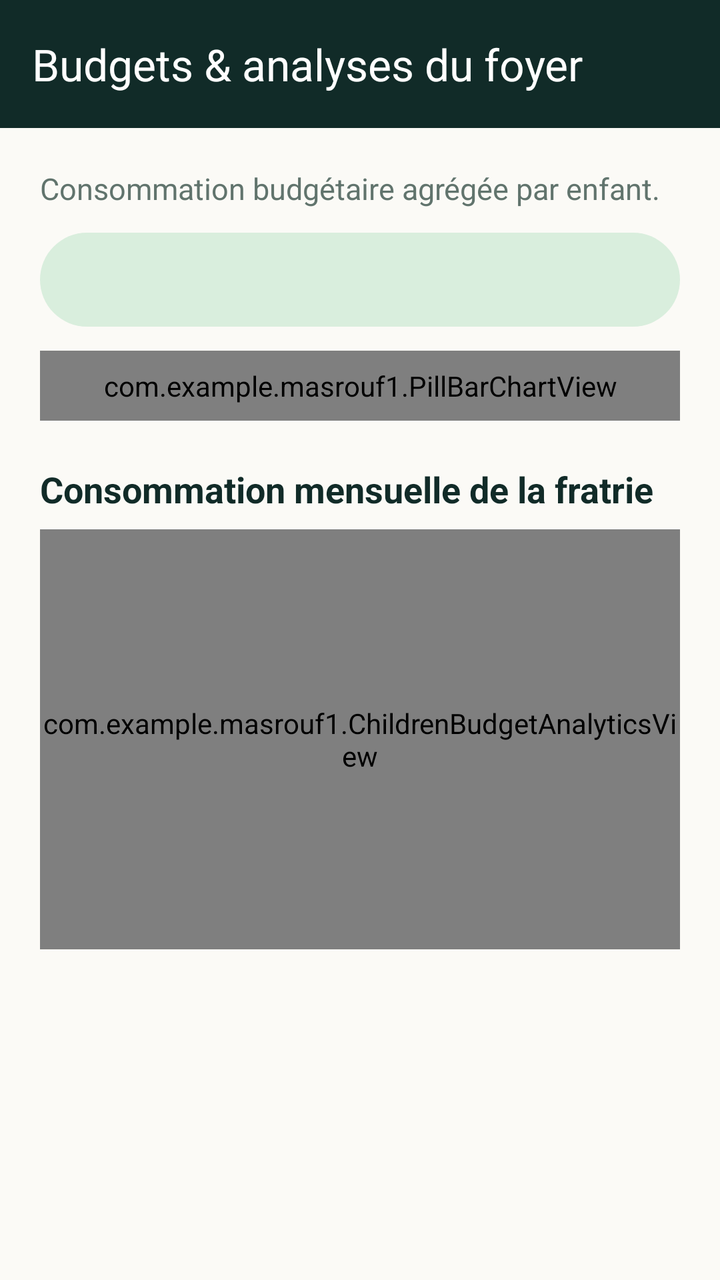
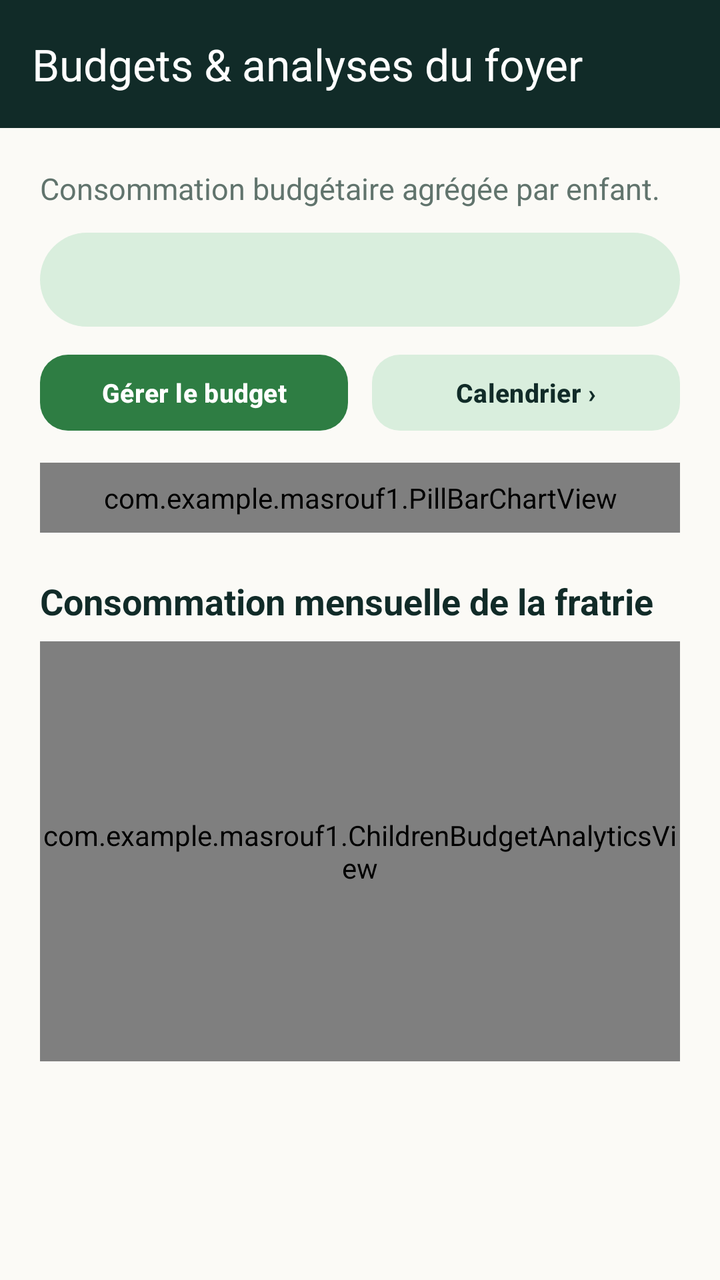

Screens rendered from an Android XML layout before and after an edit, with the pre-edit source and the edit as a unified diff.
<!-- AndroidManifest.xml: application theme Theme.Masrouf1 -->
<!-- res/layout/activity_family_budgets_analytics.xml -->
<?xml version="1.0" encoding="utf-8"?>
<androidx.coordinatorlayout.widget.CoordinatorLayout xmlns:android="http://schemas.android.com/apk/res/android" xmlns:app="http://schemas.android.com/apk/res-auto" android:layout_width="match_parent" android:layout_height="match_parent" android:background="@color/cream" android:fitsSystemWindows="true">
    <com.google.android.material.appbar.AppBarLayout android:layout_width="match_parent" android:layout_height="wrap_content" android:background="@color/forest">
        <com.google.android.material.appbar.MaterialToolbar android:id="@+id/family_analytics_toolbar" android:layout_width="match_parent" android:layout_height="?attr/actionBarSize" app:title="@string/family_analytics_title" app:titleTextColor="@color/alabaster" app:navigationIconTint="@color/alabaster" />
    </com.google.android.material.appbar.AppBarLayout>
    <androidx.core.widget.NestedScrollView android:layout_width="match_parent" android:layout_height="match_parent" android:fillViewport="true" app:layout_behavior="@string/appbar_scrolling_view_behavior">
        <LinearLayout android:layout_width="match_parent" android:layout_height="wrap_content" android:orientation="vertical" android:padding="20dp">
            <TextView android:layout_width="match_parent" android:layout_height="wrap_content" android:text="@string/family_analytics_summary" android:textColor="@color/muted_green" android:textSize="15sp" />
            <TextView android:id="@+id/family_global_summary" android:layout_width="match_parent" android:layout_height="wrap_content" android:layout_marginTop="12dp" android:background="@drawable/badge_background" android:padding="14dp" android:textColor="@color/forest" android:textStyle="bold" />
            <com.example.masrouf1.PillBarChartView android:id="@+id/family_child_pills" android:layout_width="match_parent" android:layout_height="wrap_content" android:layout_marginTop="12dp" android:padding="8dp" />
            <TextView android:layout_width="match_parent" android:layout_height="wrap_content" android:layout_marginTop="22dp" android:text="@string/family_trend_title" android:textColor="@color/forest" android:textSize="18sp" android:textStyle="bold" />
            <com.example.masrouf1.ChildrenBudgetAnalyticsView android:id="@+id/family_monthly_trend" android:layout_width="match_parent" android:layout_height="210dp" android:layout_marginTop="8dp" />
        </LinearLayout>
    </androidx.core.widget.NestedScrollView>
</androidx.coordinatorlayout.widget.CoordinatorLayout>
<!-- resources referenced by this layout -->
<resources>
  <color name="alabaster">#FFFFFF</color>
  <color name="cream">#FBFAF6</color>
  <color name="forest">#112B28</color>
  <color name="muted_green">#61746D</color>
  <!-- drawable badge_background (drawable) -->
  <shape xmlns:android="http://schemas.android.com/apk/res/android" android:shape="rectangle">
      <solid android:color="@color/mint" />
      <corners android:radius="28dp" />
  </shape>
  <string name="family_analytics_summary">Consommation budgétaire agrégée par enfant.</string>
  <string name="family_analytics_title">Budgets &amp; analyses du foyer</string>
  <string name="family_trend_title">Consommation mensuelle de la fratrie</string>
  <style name="Theme.Masrouf1" parent="Base.Theme.Masrouf1" />
  <color name="mint">#D9EEDD</color>
  <color name="emerald">#2E7D43</color>
  <color name="mint_light">#D9EEDD</color>
  <color name="mint_accent">#85B8A5</color>
  <color name="coral">#DC7770</color>
  <color name="card_border">#E2E7DF</color>
  <style name="Widget.Masrouf.TextInputLayout" parent="Widget.Material3.TextInputLayout.OutlinedBox">
          <item name="boxBackgroundColor">@color/alabaster</item>
          <item name="boxStrokeColor">@color/text_input_stroke_color</item>
          <item name="hintEnabled">false</item>
          <item name="hintTextColor">@color/text_input_label_color</item>
          <item name="android:textColorHint">@color/muted_green</item>
          <item name="boxCornerRadiusTopStart">12dp</item>
          <item name="boxCornerRadiusTopEnd">12dp</item>
          <item name="boxCornerRadiusBottomStart">12dp</item>
          <item name="boxCornerRadiusBottomEnd">12dp</item>
      </style>
  <style name="Widget.Masrouf.Chip" parent="Widget.Material3.Chip.Filter">
          <item name="chipBackgroundColor">@color/chip_background_color</item>
          <item name="chipStrokeColor">@color/chip_stroke_color</item>
          <item name="chipStrokeWidth">1dp</item>
          <item name="android:textColor">@color/forest</item>
          <item name="checkedIconTint">@color/emerald</item>
      </style>
  <style name="Widget.Masrouf.Button.Outlined" parent="Widget.Material3.Button.OutlinedButton">
          <item name="android:textColor">@color/forest</item>
          <item name="strokeColor">@color/forest</item>
          <item name="iconTint">@color/forest</item>
      </style>
  <style name="ThemeOverlay.Masrouf.AlertDialog" parent="ThemeOverlay.Material3.MaterialAlertDialog">
          <item name="colorPrimary">@color/forest</item>
          <item name="colorSecondary">@color/emerald</item>
          <item name="colorSurface">@color/alabaster</item>
          <item name="colorSurfaceContainerHigh">@color/alabaster</item>
          <item name="buttonBarPositiveButtonStyle">@style/Widget.Masrouf.DialogButton</item>
          <item name="buttonBarNegativeButtonStyle">@style/Widget.Masrouf.DialogButton</item>
          <item name="buttonBarNeutralButtonStyle">@style/Widget.Masrouf.DialogButton</item>
      </style>
  <style name="Widget.Masrouf.EditText" parent="Widget.AppCompat.EditText">
          <item name="android:textColor">@color/ink</item>
          <item name="android:textColorHint">@color/muted_green</item>
      </style>
  <color name="ink">#112B28</color>
  <style name="Widget.Masrouf.Button.Material" parent="Widget.Material3.Button">
          <item name="android:minHeight">48dp</item>
          <item name="backgroundTint">@color/forest</item>
          <item name="android:textColor">@color/alabaster</item>
      </style>
  <style name="Widget.Masrouf.DialogButton" parent="Widget.Material3.Button.TextButton.Dialog">
          <item name="android:textColor">@color/emerald</item>
      </style>
  <!-- unchanged entries left out for length: 1 -->
</resources>

<!-- the commit's change to res/layout/activity_family_budgets_analytics.xml (unified diff, before → after) -->
@@ -7,6 +7,10 @@
         <LinearLayout android:layout_width="match_parent" android:layout_height="wrap_content" android:orientation="vertical" android:padding="20dp">
             <TextView android:layout_width="match_parent" android:layout_height="wrap_content" android:text="@string/family_analytics_summary" android:textColor="@color/muted_green" android:textSize="15sp" />
             <TextView android:id="@+id/family_global_summary" android:layout_width="match_parent" android:layout_height="wrap_content" android:layout_marginTop="12dp" android:background="@drawable/badge_background" android:padding="14dp" android:textColor="@color/forest" android:textStyle="bold" />
+            <LinearLayout android:layout_width="match_parent" android:layout_height="wrap_content" android:layout_marginTop="10dp" android:orientation="horizontal">
+                <com.google.android.material.button.MaterialButton android:id="@+id/family_manage_budget_btn" android:layout_width="0dp" android:layout_height="46dp" android:layout_marginEnd="6dp" android:layout_weight="1" android:text="@string/home_manage_budget" android:textColor="@color/alabaster" android:textSize="13sp" android:textStyle="bold" app:backgroundTint="@color/emerald" app:cornerRadius="14dp" />
+                <com.google.android.material.button.MaterialButton android:id="@+id/family_open_calendar_btn" android:layout_width="0dp" android:layout_height="46dp" android:layout_marginStart="6dp" android:layout_weight="1" android:text="@string/calendar_link" android:textColor="@color/forest" android:textSize="13sp" android:textStyle="bold" app:backgroundTint="@color/mint_light" app:cornerRadius="14dp" />
+            </LinearLayout>
             <com.example.masrouf1.PillBarChartView android:id="@+id/family_child_pills" android:layout_width="match_parent" android:layout_height="wrap_content" android:layout_marginTop="12dp" android:padding="8dp" />
             <TextView android:layout_width="match_parent" android:layout_height="wrap_content" android:layout_marginTop="22dp" android:text="@string/family_trend_title" android:textColor="@color/forest" android:textSize="18sp" android:textStyle="bold" />
             <com.example.masrouf1.ChildrenBudgetAnalyticsView android:id="@+id/family_monthly_trend" android:layout_width="match_parent" android:layout_height="210dp" android:layout_marginTop="8dp" />
<!-- resource entries referenced after the edit -->
@@ -9,9 +9,11 @@
       <solid android:color="@color/mint" />
       <corners android:radius="28dp" />
   </shape>
+  <string name="calendar_link">Calendrier ›</string>
   <string name="family_analytics_summary">Consommation budgétaire agrégée par enfant.</string>
   <string name="family_analytics_title">Budgets &amp; analyses du foyer</string>
   <string name="family_trend_title">Consommation mensuelle de la fratrie</string>
+  <string name="home_manage_budget">Gérer le budget</string>
   <style name="Theme.Masrouf1" parent="Base.Theme.Masrouf1" />
   <color name="mint">#D9EEDD</color>
   <color name="emerald">#2E7D43</color>
